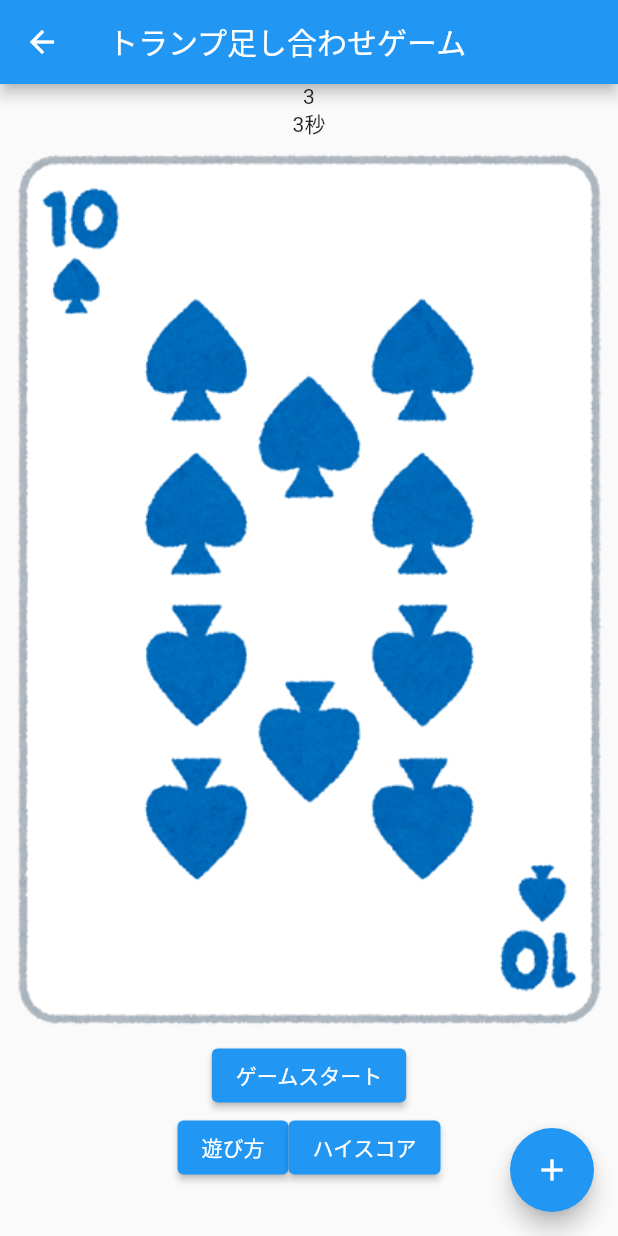
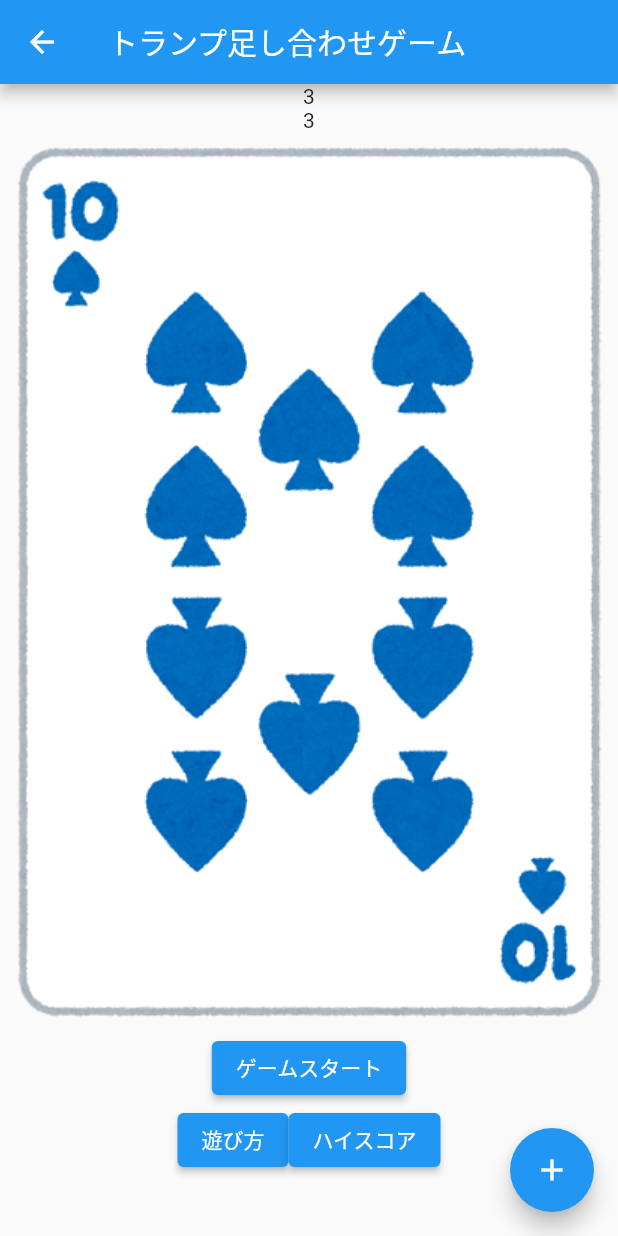
Before and after one commit to kewpie134134/study_app, a Flutter app: the CardSumScreeen screen opened directly, after a tap on "ゲームスタート", on a phone screen of 412 x 824 dp. Run offline on Flutter 3.47's test engine with Material 2 defaults, Android fonts, the phone set to English and light mode, and no system bars.

Commit message:
[fix] #1 カウントダウン終了時の挙動を修正

```diff
--- a/lib/src/utils/countdown_timer.dart
+++ b/lib/src/utils/countdown_timer.dart
@@ -12,7 +12,7 @@ class CountDownTimer extends StatefulWidget {
 class _CountDownTimerState extends State<CountDownTimer> {
   // カウントダウンを示すインスタンス変数
   int _start = 10;
-  int _current = 10;
+  String _current = "10";
   CountdownTimer _countdownTimer = CountdownTimer(
     const Duration(seconds: 10),
     const Duration(seconds: 1),
@@ -22,7 +22,7 @@ class _CountDownTimerState extends State<CountDownTimer> {
   void initState() {
     // 初期化
     _start = widget.start;
-    _current = widget.start;
+    _current = widget.start.toString();
     _countDownTimer();
     super.initState();
   }
@@ -43,19 +43,19 @@ class _CountDownTimerState extends State<CountDownTimer> {
     var sub = _countdownTimer.listen(null);
     sub.onData((duration) {
       setState(() {
-        _current = _start - duration.elapsed.inSeconds; // 毎秒減らしていく
+        _current = (_start - duration.elapsed.inSeconds).toString(); // 毎秒減らしていく
       });
     });
 
     // 終了時の処理
     sub.onDone(() {
       sub.cancel();
-      // _current = widget.start;
+      _current = "スタート!!";
     });
   }
 
   @override
   Widget build(BuildContext context) {
-    return Center(child: Text("$_current秒"));
+    return Center(child: Text(_current));
   }
 }
```
